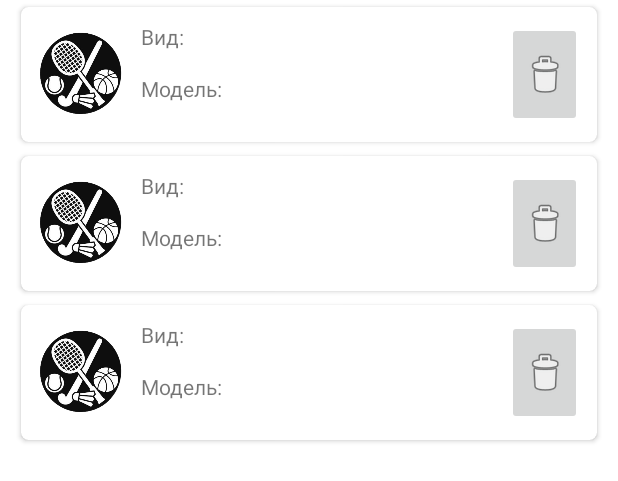
After one commit to slvth/SportikMobileApp, an Android app: the layout fragment_inventory.xml on its own in the app's theme, with its tools: preview values and no code run, on a phone screen of 412 x 824 dp. The commit adds this screen. Shown: the top 481 px of the screen. Run offline under Robolectric (Android 15) with nearby library versions, the phone set to English and light mode, and no system bars.

Commit message:
new fragment "Inventory"

```diff
--- a/app/build.gradle
+++ b/app/build.gradle
@@ -4,12 +4,12 @@ plugins {
 
 android {
     namespace 'com.example.sportikmobileapp'
-    compileSdk 33
+    compileSdk 34
 
     defaultConfig {
         applicationId "com.example.sportikmobileapp"
         minSdk 24
-        targetSdk 33
+        targetSdk 34
         versionCode 1
         versionName "1.0"
 
--- /dev/null
+++ b/app/src/main/res/layout/fragment_inventory.xml
@@ -0,0 +1,18 @@
+<?xml version="1.0" encoding="utf-8"?>
+<LinearLayout xmlns:android="http://schemas.android.com/apk/res/android"
+    xmlns:tools="http://schemas.android.com/tools"
+    android:layout_width="match_parent"
+    android:layout_height="match_parent"
+    android:orientation="vertical"
+    android:layout_marginHorizontal="10dp"
+    tools:context=".fragment.InventoryFragment">
+
+    <androidx.recyclerview.widget.RecyclerView
+        android:id="@+id/recyclerViewInventory"
+        android:layout_width="match_parent"
+        android:layout_height="match_parent"
+        tools:listitem="@layout/item_inventory"
+        android:scrollbars="none"
+        android:focusable="true"
+        android:clickable="true"/>
+</LinearLayout>
--- /dev/null
+++ b/app/src/main/res/layout/item_inventory.xml
@@ -0,0 +1,48 @@
+<?xml version="1.0" encoding="utf-8"?>
+<androidx.cardview.widget.CardView xmlns:android="http://schemas.android.com/apk/res/android"
+    xmlns:app="http://schemas.android.com/apk/res-auto"
+    android:layout_width="match_parent"
+    android:layout_height="wrap_content"
+    app:cardCornerRadius="5dp"
+    app:cardUseCompatPadding="true">
+
+    <LinearLayout
+        android:layout_width="match_parent"
+        android:layout_height="match_parent"
+        android:orientation="horizontal"
+        android:padding="10dp">
+
+        <ImageView
+            android:layout_width="60dp"
+            android:layout_height="70dp"
+            app:srcCompat="@drawable/inventory" />
+
+        <LinearLayout
+            android:layout_width="match_parent"
+            android:layout_height="match_parent"
+            android:layout_marginLeft="10dp"
+            android:layout_weight="1"
+            android:orientation="vertical">
+
+            <TextView
+                android:id="@+id/txtDateItemRecord"
+                android:layout_width="match_parent"
+                android:layout_height="wrap_content"
+                android:layout_weight="1"
+                android:text="Вид: " />
+
+            <TextView
+                android:id="@+id/txtDoctorItemRecord"
+                android:layout_width="match_parent"
+                android:layout_height="wrap_content"
+                android:layout_weight="1"
+                android:text="Модель: " />
+        </LinearLayout>
+
+        <ImageButton
+            android:id="@+id/btnDeleteRecord"
+            android:layout_width="50dp"
+            android:layout_height="match_parent"
+            android:src="@android:drawable/ic_menu_delete" />
+    </LinearLayout>
+</androidx.cardview.widget.CardView>
--- a/app/src/main/res/values/colors.xml
+++ b/app/src/main/res/values/colors.xml
@@ -7,4 +7,9 @@
     <color name="teal_700">#FF018786</color>
     <color name="black">#FF000000</color>
     <color name="white">#FFFFFFFF</color>
+    <color name="grey">#DCD0D0</color>
+    <color name="red">#EC5D5D</color>
+    <color name="blue">#00bfff</color>
+    <color name="blue2">#0099cc</color>
+    <color name="blue3">#007aa3</color>
 </resources>
--- a/app/src/main/res/values/strings.xml
+++ b/app/src/main/res/values/strings.xml
@@ -1,3 +1,5 @@
 <resources>
-    <string name="app_name">SportikMobileApp</string>
+    <string name="app_name">Спортик</string>
+    <!-- TODO: Remove or change this placeholder text -->
+    <string name="hello_blank_fragment">Hello blank fragment</string>
 </resources>
--- a/app/src/main/res/values/themes.xml
+++ b/app/src/main/res/values/themes.xml
@@ -1,9 +1,9 @@
 <resources xmlns:tools="http://schemas.android.com/tools">
     <!-- Base application theme. -->
-    <style name="Theme.SportikMobileApp" parent="Theme.MaterialComponents.DayNight.DarkActionBar">
+    <style name="Theme.SportikMobileApp" parent="Theme.MaterialComponents.DayNight.NoActionBar">
         <!-- Primary brand color. -->
-        <item name="colorPrimary">@color/purple_500</item>
-        <item name="colorPrimaryVariant">@color/purple_700</item>
+        <item name="colorPrimary">@color/blue2</item>
+        <item name="colorPrimaryVariant">@color/blue3</item>
         <item name="colorOnPrimary">@color/white</item>
         <!-- Secondary brand color. -->
         <item name="colorSecondary">@color/teal_200</item>
```
Also changed, not shown: app/src/main/AndroidManifest.xml (+11 -1 lines), app/src/main/java/com/example/sportikmobileapp/MainActivity.java (+11 -0 lines), app/src/main/java/com/example/sportikmobileapp/adapter/InventoryAdapter.java (added, +40 -0 lines), app/src/main/java/com/example/sportikmobileapp/adapter/InventoryViewHolder.java (added, +19 -0 lines), app/src/main/java/com/example/sportikmobileapp/database/InventoryModel.java (added, +51 -0 lines), app/src/main/java/com/example/sportikmobileapp/database/ModelInventoryModel.java (added, +30 -0 lines), app/src/main/java/com/example/sportikmobileapp/database/TypeInventoryModel.java (added, +30 -0 lines), app/src/main/java/com/example/sportikmobileapp/fragment/InventoryFragment.java (added, +51 -0 lines), app/src/main/res/layout/activity_main.xml (+17 -2 lines), app/src/main/res/menu/bottom_nav_menu.xml (added, +12 -0 lines), app/src/main/res/drawable/account.png (added), app/src/main/res/drawable/inventory.png (added), app/src/main/res/drawable/note.png (added).
